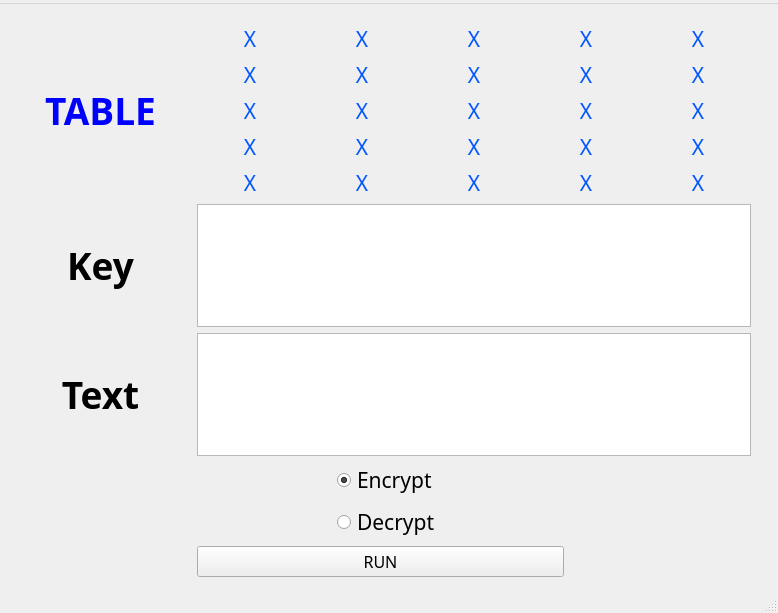
First picture: the form in gui.ui, repository kevin12686/playfair, before the edit.
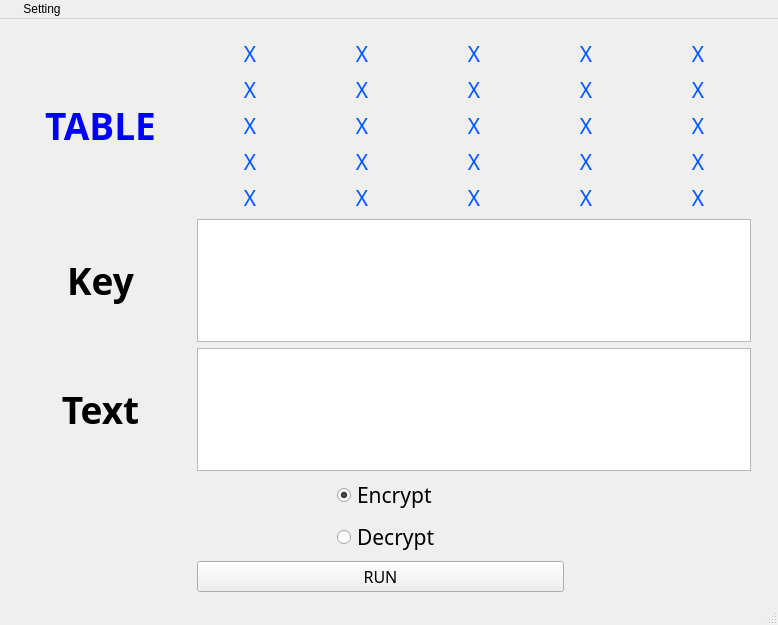
Second picture: the form after the edit. Icons and pictures are not drawn.

What changed in the file:
```diff
--- a/gui.ui
+++ b/gui.ui
@@ -10,7 +10,7 @@
     <x>0</x>
     <y>0</y>
     <width>778</width>
-    <height>613</height>
+    <height>625</height>
    </rect>
   </property>
   <property name="sizePolicy">
@@ -22,13 +22,13 @@
   <property name="minimumSize">
    <size>
     <width>778</width>
-    <height>613</height>
+    <height>625</height>
    </size>
   </property>
   <property name="maximumSize">
    <size>
     <width>778</width>
-    <height>613</height>
+    <height>625</height>
    </size>
   </property>
   <property name="acceptDrops">
@@ -784,7 +784,14 @@
      <string/>
     </property>
    </widget>
+   <widget class="QMenu" name="menuSetting_2">
+    <property name="title">
+     <string>Setting</string>
+    </property>
+    <addaction name="actionFake_Letter"/>
+   </widget>
    <addaction name="menuSetting"/>
+   <addaction name="menuSetting_2"/>
   </widget>
   <widget class="QStatusBar" name="statusbar"/>
  </widget>
```
Left out of the diff: 5 changed lines with no effect on the pictures.
